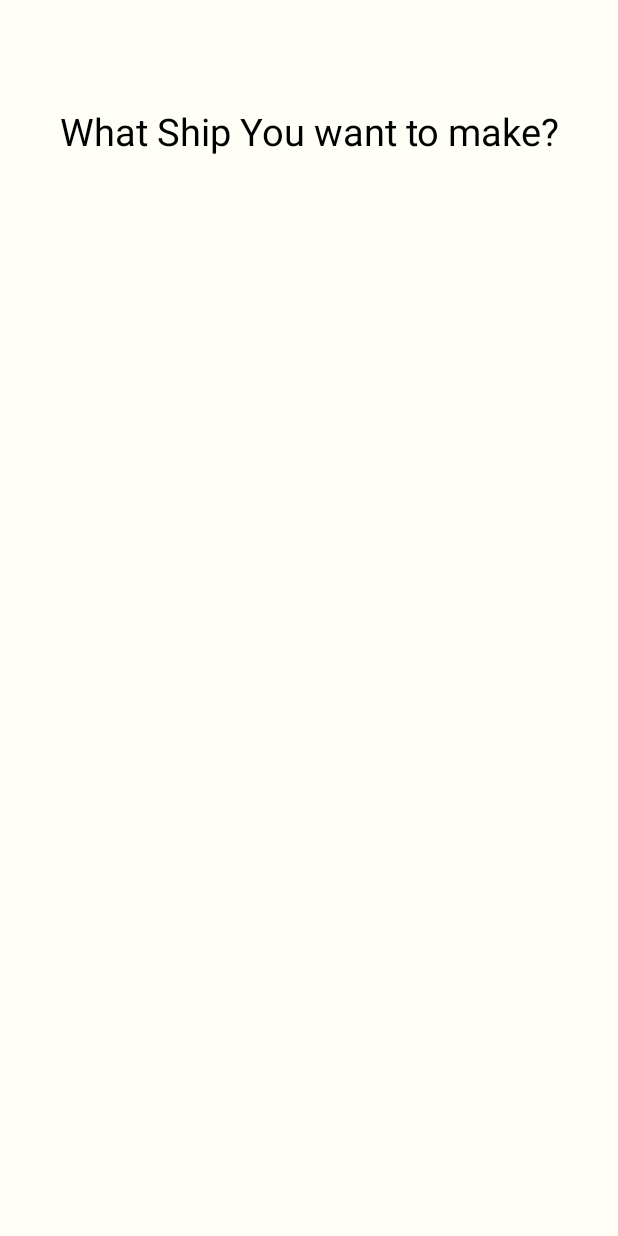
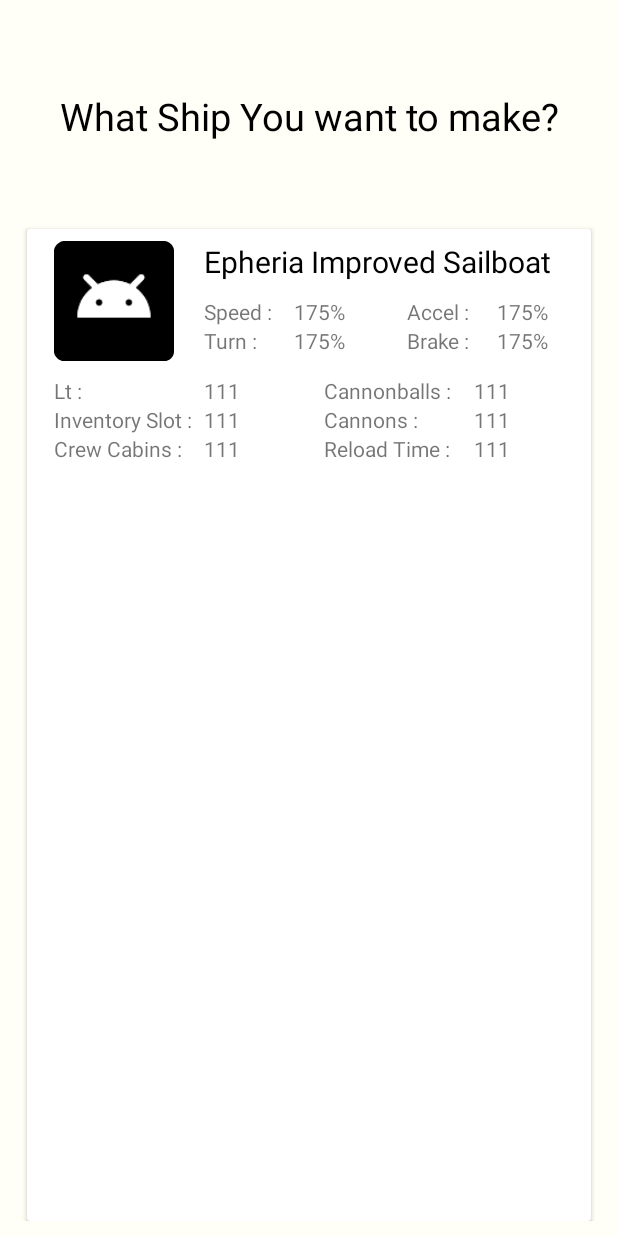
Before and after one commit to rickyyudhaa/BDOShip, an Android app: the layout choose_ship.xml on its own in the app's theme, with its tools: preview values and no code run, on a phone screen of 412 x 824 dp. Run offline under Robolectric (Android 15) with nearby library versions, the phone set to English and light mode, and no system bars.

Commit message:
recycleview + adapter

```diff
--- /dev/null
+++ b/app/src/main/java/com/example/bdoship/BdoshipAdapter.java
@@ -0,0 +1,15 @@
+package com.example.bdoship;
+
+import android.widget.ImageView;
+import android.widget.TextView;
+
+import androidx.recyclerview.widget.RecyclerView;
+
+public class BdoshipAdapter extends RecyclerView.Adapter{
+
+    class BdoshipHolder extends RecyclerView.ViewHolder{
+        private ImageView imageViewIcon;
+        private TextView textViewShiptype;
+        private TextView textViewSpeed;
+    }
+}
--- /dev/null
+++ b/app/src/main/java/com/example/bdoship/BdoshipViewModel.java
@@ -0,0 +1,23 @@
+package com.example.bdoship;
+
+import android.app.Application;
+
+import androidx.annotation.NonNull;
+import androidx.lifecycle.AndroidViewModel;
+import androidx.lifecycle.LiveData;
+
+import java.util.List;
+
+public class BdoshipViewModel extends AndroidViewModel{
+
+    private Bdoshiprepo repository;
+    private LiveData<List<Ship>> allShips;
+
+    public BdoshipViewModel(@NonNull Application application) {
+        super(application);
+        repository = new Bdoshiprepo(application);
+        allShips = repository.getAllship();
+    }
+
+
+}
--- a/app/src/main/java/com/example/bdoship/Bdoshipdb.java
+++ b/app/src/main/java/com/example/bdoship/Bdoshipdb.java
@@ -18,7 +18,7 @@ public abstract class Bdoshipdb extends RoomDatabase{
 
     public static synchronized Bdoshipdb getInstance(Context context){
         if (instance == null){
-            instance == Room.databaseBuilder(context.getApplicationContext(),
+            Room.databaseBuilder(context.getApplicationContext(),
                     Bdoshipdb.class, "Bdoshipdb")
                     .fallbackToDestructiveMigration()
                     .addCallback(roomCallback)
--- a/app/src/main/java/com/example/bdoship/chooseship.java
+++ b/app/src/main/java/com/example/bdoship/chooseship.java
@@ -9,6 +9,6 @@ public class chooseship extends AppCompatActivity {
     @Override
     protected void onCreate(Bundle savedInstanceState) {
         super.onCreate(savedInstanceState);
-        setContentView(R.layout.activity_chooseship);
+        setContentView(R.layout.choose_ship);
     }
 }
--- a/app/src/main/res/layout/choose_ship.xml
+++ b/app/src/main/res/layout/choose_ship.xml
@@ -5,7 +5,7 @@
     android:layout_width="match_parent"
     android:layout_height="match_parent"
     android:background="@color/white"
-    android:padding="20dp"
+    android:padding="10dp"
     tools:context=".MainActivity">
 
     <TextView
@@ -22,7 +22,7 @@
         android:text="@string/whatship"
         />
 
-    <GridView
+    <!--<GridView
         android:layout_below="@id/proglist_title"
         android:layout_marginTop="60dp"
         android:id="@+id/list_item"
@@ -31,7 +31,16 @@
         android:columnWidth="150dp"
         android:layout_width="wrap_content"
         android:layout_height="wrap_content"
+        tools:listitem="@layout/ship_list"
+        />-->
+
+    <androidx.recyclerview.widget.RecyclerView
+        android:layout_width="match_parent"
+        android:layout_height="match_parent"
+        android:layout_below="@id/proglist_title"
+        android:layout_marginTop="50dp"
+        android:id="@+id/list_item"
+        tools:listitem="@layout/ship_list"
         />
 
-
 </RelativeLayout>
--- /dev/null
+++ b/app/src/main/res/layout/ship_list.xml
@@ -0,0 +1,230 @@
+<?xml version="1.0" encoding="utf-8"?>
+<androidx.cardview.widget.CardView xmlns:android="http://schemas.android.com/apk/res/android"
+    android:layout_width="match_parent"
+    android:layout_height="match_parent"
+    xmlns:tools="http://schemas.android.com/tools"
+    android:layout_marginEnd="8dp"
+    android:layout_marginStart="8dp"
+    android:layout_marginTop="8dp">
+
+    <RelativeLayout
+        android:layout_width="wrap_content"
+        android:layout_height="wrap_content"
+        android:padding="8dp">
+
+        <ImageView
+            android:id="@+id/ship_icon"
+            android:layout_width="100dp"
+            android:layout_height="80dp"
+            android:src="@mipmap/ic_launcher"
+            />
+
+        <TextView
+            android:id="@+id/shiptypelist"
+            android:layout_width="wrap_content"
+            android:layout_height="wrap_content"
+            android:layout_marginLeft="10dp"
+            android:layout_toRightOf="@+id/ship_icon"
+            android:text="Epheria Improved Sailboat"
+            android:textColor="#000000"
+            android:textSize="20sp"
+            />
+        <TextView
+            android:id="@+id/speed"
+            android:layout_width="60dp"
+            android:layout_height="wrap_content"
+            android:text="@string/speed"
+            android:layout_marginTop="10dp"
+            android:layout_marginLeft="10dp"
+            android:layout_below="@id/shiptypelist"
+            android:layout_toRightOf="@id/ship_icon"
+            />
+
+        <TextView
+            android:id="@+id/ship_speed"
+            android:layout_width="40dp"
+            android:layout_height="wrap_content"
+            android:layout_marginTop="10dp"
+            android:layout_toRightOf="@id/speed"
+            android:layout_below="@id/shiptypelist"
+            android:text="@string/percentage"
+            />
+
+        <TextView
+            android:id="@+id/turn"
+            android:layout_width="60dp"
+            android:layout_height="wrap_content"
+            android:layout_below="@id/speed"
+            android:layout_marginLeft="10dp"
+            android:layout_toRightOf="@id/ship_icon"
+            android:text="@string/turn"
+            />
+
+        <TextView
+            android:id="@+id/ship_turn"
+            android:layout_width="40dp"
+            android:layout_height="wrap_content"
+            android:layout_below="@id/ship_speed"
+            android:layout_toRightOf="@id/turn"
+            android:text="@string/percentage"
+            />
+
+        <TextView
+            android:id="@+id/accel"
+            android:layout_width="60dp"
+            android:layout_height="wrap_content"
+            android:layout_marginTop="10dp"
+            android:layout_marginLeft="35dp"
+            android:layout_below="@id/shiptypelist"
+            android:layout_toRightOf="@id/ship_speed"
+            android:text="@string/accel"
+            />
+
+        <TextView
+            android:id="@+id/ship_accel"
+            android:layout_width="40dp"
+            android:layout_height="wrap_content"
+            android:layout_marginTop="10dp"
+            android:text="@string/percentage"
+            android:layout_toRightOf="@id/accel"
+            android:layout_below="@id/shiptypelist"
+            />
+
+        <TextView
+            android:id="@+id/brake"
+            android:layout_width="60dp"
+            android:layout_height="wrap_content"
+            android:layout_marginLeft="35dp"
+            android:layout_below="@id/accel"
+            android:layout_toRightOf="@id/ship_turn"
+            android:text="@string/brake"
+            />
+
+        <TextView
+            android:id="@+id/ship_brake"
+            android:layout_width="40dp"
+            android:layout_height="wrap_content"
+            android:text="@string/percentage"
+            android:layout_below="@id/ship_accel"
+            android:layout_toRightOf="@id/brake"
+            />
+
+        <TextView
+            android:id="@+id/weight"
+            android:layout_width="@dimen/dp100"
+            android:layout_height="wrap_content"
+            android:text="@string/lt"
+            android:layout_below="@id/ship_icon"
+            android:layout_marginTop="10dp"
+            android:layout_marginStart="10dp"
+            />
+
+        <TextView
+            android:id="@+id/ship_lt"
+            android:layout_width="@dimen/dp30"
+            android:layout_height="wrap_content"
+            android:text="@string/number"
+            android:layout_toRightOf="@id/weight"
+            android:layout_below="@id/ship_icon"
+            android:layout_marginTop="10dp"
+            />
+
+        <TextView
+            android:id="@+id/inventory"
+            android:layout_width="@dimen/dp100"
+            android:layout_height="wrap_content"
+            android:text="@string/inv"
+            android:layout_below="@id/weight"
+            android:layout_marginStart="10dp"
+            />
+
+        <TextView
+            android:id="@+id/ship_inv"
+            android:layout_width="@dimen/dp30"
+            android:layout_height="wrap_content"
+            android:text="@string/number"
+            android:layout_below="@id/ship_lt"
+            android:layout_toRightOf="@id/inventory"
+            />
+
+        <TextView
+            android:id="@+id/cabins"
+            android:layout_width="@dimen/dp100"
+            android:layout_height="wrap_content"
+            android:text="@string/cabins"
+            android:layout_below="@id/inventory"
+            android:layout_marginStart="10dp"
+            />
+
+        <TextView
+            android:id="@+id/ship_cabins"
+            android:layout_width="@dimen/dp30"
+            android:layout_height="wrap_content"
+            android:text="@string/number"
+            android:layout_below="@id/ship_inv"
+            android:layout_toRightOf="@id/cabins"
+            />
+
+        <TextView
+            android:id="@+id/cballs"
+            android:layout_width="@dimen/dp100"
+            android:layout_height="wrap_content"
+            android:text="@string/cannonballs"
+            android:layout_below="@id/ship_icon"
+            android:layout_marginTop="10dp"
+            android:layout_marginStart="@dimen/dp50"
+            android:layout_toRightOf="@id/ship_lt"
+            />
+
+        <TextView
+            android:id="@+id/ship_cballs"
+            android:layout_width="@dimen/dp30"
+            android:layout_height="wrap_content"
+            android:text="@string/number"
+            android:layout_toRightOf="@id/cballs"
+            android:layout_below="@id/ship_icon"
+            android:layout_marginTop="10dp"
+            />
+
+        <TextView
+            android:id="@+id/cannons"
+            android:layout_width="@dimen/dp100"
+            android:layout_height="wrap_content"
+            android:text="@string/cannon"
+            android:layout_below="@id/cballs"
+            android:layout_marginStart="@dimen/dp50"
+            android:layout_toRightOf="@id/ship_inv"
+            />
+
+        <TextView
+            android:id="@+id/ship_cannons"
+            android:layout_width="@dimen/dp30"
+            android:layout_height="wrap_content"
+            android:text="@string/number"
+            android:layout_below="@id/ship_lt"
+            android:layout_toRightOf="@id/cannons"
+            />
+
+        <TextView
+            android:id="@+id/reload"
+            android:layout_width="@dimen/dp100"
+            android:layout_height="wrap_content"
+            android:text="@string/reload"
+            android:layout_below="@id/cannons"
+            android:layout_marginStart="@dimen/dp50"
+            android:layout_toRightOf="@id/ship_cabins"
+            />
+
+        <TextView
+            android:id="@+id/ship_reload"
+            android:layout_width="@dimen/dp30"
+            android:layout_height="wrap_content"
+            android:text="@string/number"
+            android:layout_below="@id/ship_cannons"
+            android:layout_toRightOf="@id/reload"
+            />
+
+
+    </RelativeLayout>
+
+</androidx.cardview.widget.CardView>
--- /dev/null
+++ b/app/src/main/res/values/dimen.xml
@@ -0,0 +1,6 @@
+<?xml version="1.0" encoding="utf-8"?>
+<resources>
+    <dimen name="dp100">100dp</dimen>
+    <dimen name="dp30">30dp</dimen>
+    <dimen name="dp50">50dp</dimen>
+</resources>
--- a/app/src/main/res/values/strings.xml
+++ b/app/src/main/res/values/strings.xml
@@ -6,4 +6,17 @@
     <string name="shipsprog">Your Ship Progress</string>
     <string name="shiptype">shiptype</string>
     <string name="whatship">What Ship You want to make?</string>
+    <string name="speed">Speed : </string>
+    <string name="turn">Turn : </string>
+    <string name="accel">Accel : </string>
+    <string name="brake">Brake : </string>
+    <string name="lt">Lt : </string>
+    <string name="inv">Inventory Slot : </string>
+    <string name="cabins">Crew Cabins : </string>
+    <string name="cannonballs">Cannonballs : </string>
+    <string name="cannon">Cannons : </string>
+    <string name="reload">Reload Time : </string>
+    <string name="percentage">175%</string>
+    <string name="number">111</string>
+
 </resources>
--- a/build.gradle
+++ b/build.gradle
@@ -8,7 +8,7 @@ buildscript {
 
     }
     dependencies {
-        classpath 'com.android.tools.build:gradle:3.6.2'
+        classpath 'com.android.tools.build:gradle:4.0.0'
 
 
         // NOTE: Do not place your application dependencies here; they belong
```
Also changed, not shown: app/build.gradle (+8 -2 lines), gradle/wrapper/gradle-wrapper.properties, 346 other files.
